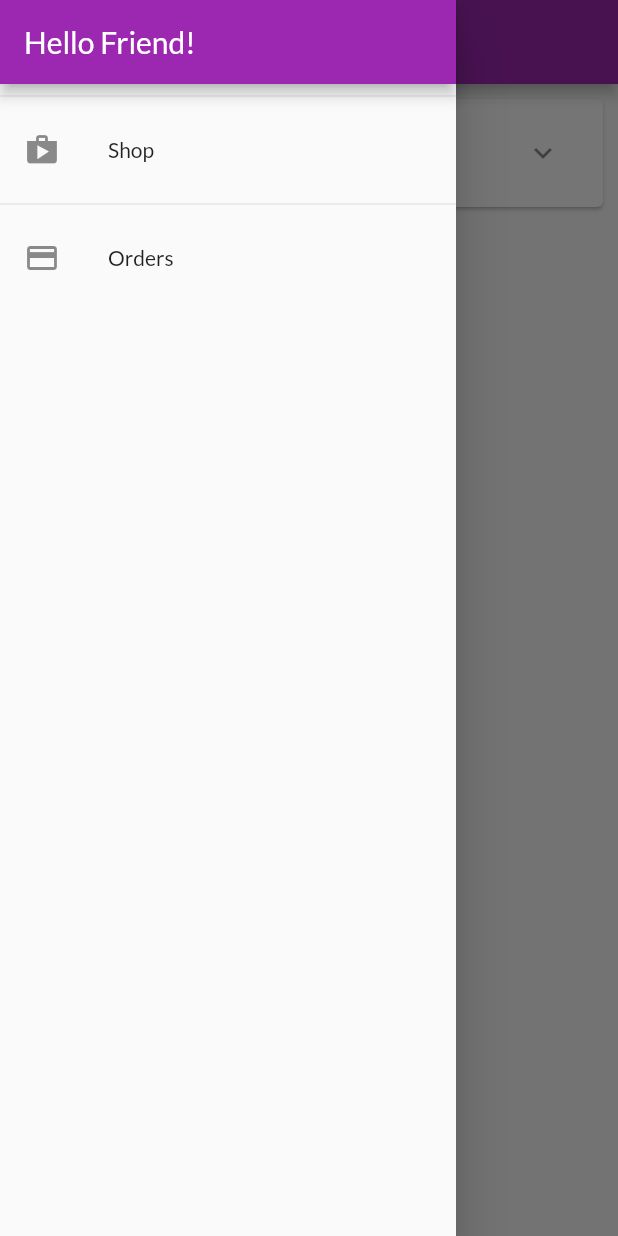
After one commit to NguyenHoangThongB1910582/flutter-lab1, a Flutter app: the OrdersScreen screen opened by its route, with the side drawer open, on a phone screen of 412 x 824 dp. The commit adds this screen. Run offline on Flutter 3.47's test engine with Material 2 defaults, Android fonts, the phone set to English and light mode, and no system bars; network calls fail.

Commit message:
Xay dung drawer va dinh tuyen theo ten

```diff
--- a/lib/ui/cart/cart_item_card.dart
+++ b/lib/ui/cart/cart_item_card.dart
@@ -11,6 +11,7 @@ class CartItemCard extends StatelessWidget {
     required this.cardItem,
     super.key,
   });
+
   @override
   Widget build(BuildContext context) {
     return Dismissible(
@@ -62,7 +63,7 @@ class CartItemCard extends StatelessWidget {
           ),
           title: Text(cardItem.title),
           subtitle: Text('Total:\$${(cardItem.price * cardItem.quantity)}'),
-          trailing: Text('${cardItem.quantity} X '),
+          trailing: Text('${cardItem.quantity} X'),
         ),
       ),
     );
--- a/lib/ui/orders/orders_screen.dart
+++ b/lib/ui/orders/orders_screen.dart
@@ -1,8 +1,10 @@
 import 'package:flutter/material.dart';
 import 'order_manager.dart';
 import 'order_item_card.dart';
+import '../shared/app_drawer.dart';
 
 class OrdersScreen extends StatelessWidget {
+  static const routeName = '/orders';
   const OrdersScreen({super.key});
 
   @override
@@ -13,6 +15,7 @@ class OrdersScreen extends StatelessWidget {
       appBar: AppBar(
         title: const Text('Your Orders'),
       ),
+      drawer: const AppDrawer(),
       body: ListView.builder(
         itemCount: ordersManager.orderCount,
         itemBuilder: (ctx, i) => OrderItemCard(ordersManager.orders[i]),
--- a/lib/ui/products/product_detail_screen.dart
+++ b/lib/ui/products/product_detail_screen.dart
@@ -3,6 +3,7 @@ import 'package:flutter/material.dart';
 import '../../models/product.dart';
 
 class ProductDetailScreen extends StatelessWidget {
+  static const routeName = '/product-detail';
   const ProductDetailScreen(
     this.product, {
     super.key,
@@ -10,7 +11,7 @@ class ProductDetailScreen extends StatelessWidget {
   final Product product;
 
   @override
-  Widget build(BuildContext context){
+  Widget build(BuildContext context) {
     return Scaffold(
       appBar: AppBar(
         title: Text(product.title),
--- a/lib/ui/products/products_manager.dart
+++ b/lib/ui/products/products_manager.dart
@@ -49,4 +49,8 @@ class ProductManager {
   List<Product> get favoriteItems {
     return _items.where((prodItem) => prodItem.isFavorite).toList();
   }
+
+  Product findById(String id) {
+    return _items.firstWhere((prod) => prod.id == id);
+  }
 }
--- /dev/null
+++ b/lib/ui/screens.dart
@@ -0,0 +1,10 @@
+export 'products/product_overview_screen.dart';
+export 'products/product_detail_screen.dart';
+export 'products/user_products_screen.dart';
+export 'products/products_manager.dart';
+
+export 'orders/orders_screen.dart';
+export 'orders/order_manager.dart';
+
+export 'cart/cart_screen.dart';
+export 'cart/cart_manager.dart';
--- /dev/null
+++ b/lib/ui/shared/app_drawer.dart
@@ -0,0 +1,38 @@
+import 'package:flutter/material.dart';
+import '../orders/orders_screen.dart';
+import '../products/user_products_screen.dart';
+
+class AppDrawer extends StatelessWidget {
+  const AppDrawer({super.key});
+
+  @override
+  Widget build(BuildContext context) {
+    return Drawer(
+      child: Column(
+        children: <Widget>[
+          AppBar(
+            title: const Text('Hello Friend!'),
+            automaticallyImplyLeading: false,
+          ),
+          const Divider(),
+          ListTile(
+            leading: const Icon(Icons.shop),
+            title: const Text('Shop'),
+            onTap: () {
+              Navigator.of(context).pushReplacementNamed('/');
+            },
+          ),
+          const Divider(),
+          ListTile(
+            leading: const Icon(Icons.payment),
+            title: const Text('Orders'),
+            onTap: () {
+              Navigator.of(context)
+                  .pushReplacementNamed(OrdersScreen.routeName);
+            },
+          ),
+        ],
+      ),
+    );
+  }
+}
```
Also changed, not shown: lib/main.dart (+20 -10 lines), lib/ui/products/product_grid_tile.dart (+15 -16 lines), lib/ui/products/product_overview_screen.dart (+22 -20 lines), lib/ui/products/top_right_badge.dart (added, +38 -0 lines), lib/ui/products/user_products_screen.dart (+12 -8 lines).
